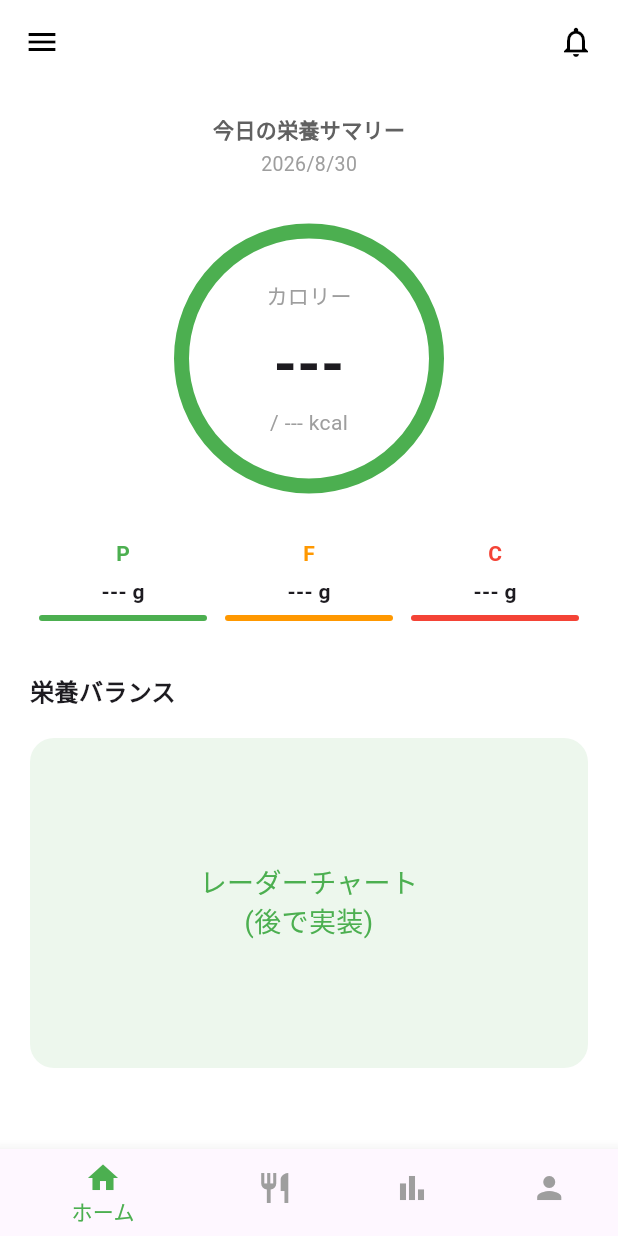
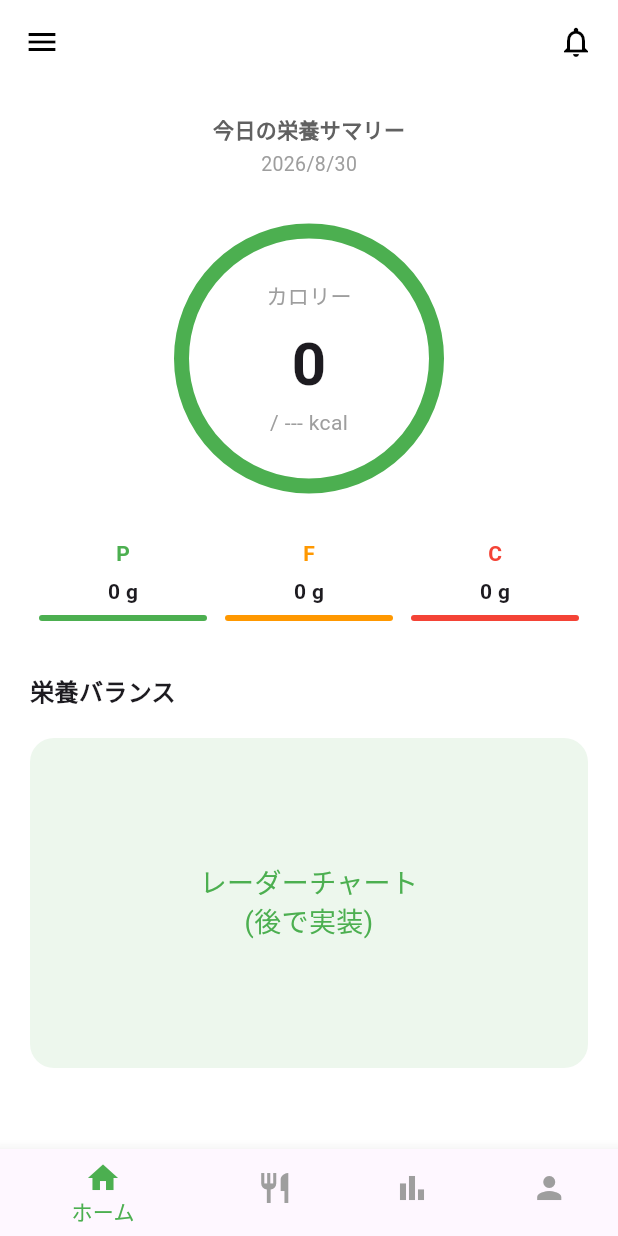
Before and after one commit to otya-0824/1600man, a Flutter app: the HomePage screen opened directly, on a phone screen of 412 x 824 dp. Run offline on Flutter 3.47's test engine with Material 3 defaults, Android fonts, the phone set to English and light mode, and no system bars; our stand-ins replace cloud_firestore, firebase_auth, firebase_core; accounts and stored records are empty; network calls fail.

Commit message:
プロフィール・食事記録のFirestore永続化とホーム画面連携を実装
- firebase_auth / cloud_firestore を追加
- プロフィールをFirestoreに保存し、起動時に読み込んで復元
- 食事記録のデータ層(Meal/DailySummary モデル、RecordService)を追加
- ホーム画面の栄養サマリーをStreamBuilderで実データ表示に
- uid確保をAuthServiceに共通化(ログイン差し替え用の土台)

Co-Authored-By: Claude Opus 4.8 <noreply@anthropic.com>
Claude-Session: https://claude.ai/code/session_011WoZAkL6PwpvYaWkaChcQi

```diff
--- a/lib/home.dart
+++ b/lib/home.dart
@@ -1,7 +1,13 @@
 import 'package:flutter/material.dart';
 
+import 'models/meal.dart';
+import 'services/record_service.dart';
+
 class HomePage extends StatelessWidget {
-  const HomePage({super.key});
+  HomePage({super.key});
+
+  // 食事記録の取得担当（その日の合計をリアルタイムに流す）
+  final RecordService _recordService = RecordService();
 
   @override
   Widget build(BuildContext context) {
@@ -52,6 +58,26 @@ class HomePage extends StatelessWidget {
 
             const SizedBox(height: 30),
 
+            // その日の合計をFirestoreからリアルタイムに受け取って表示する
+            StreamBuilder<DailySummary>(
+              stream: _recordService.watchDailySummary(today),
+              builder: (context, snapshot) {
+                final summary = snapshot.data ?? const DailySummary();
+                final hasData = snapshot.hasData;
+
+                // 数値を文字列に（データ取得前は "---" のまま）
+                String kcal =
+                    hasData ? summary.totalCalorie.round().toString() : "---";
+                String p = hasData
+                    ? "${summary.totalProtein.round()} g"
+                    : "--- g";
+                String f =
+                    hasData ? "${summary.totalFat.round()} g" : "--- g";
+                String c =
+                    hasData ? "${summary.totalCarbo.round()} g" : "--- g";
+
+                return Column(
+                  children: [
                     Container(
                       width: 180,
                       height: 180,
@@ -62,24 +88,25 @@ class HomePage extends StatelessWidget {
                           width: 10,
                         ),
                       ),
-              child: const Column(
+                      child: Column(
                         mainAxisAlignment: MainAxisAlignment.center,
                         children: [
-                  Text(
+                          const Text(
                             "カロリー",
                             style: TextStyle(
                               color: Colors.grey,
                             ),
                           ),
-                  SizedBox(height: 8),
+                          const SizedBox(height: 8),
                           Text(
-                    "---",
-                    style: TextStyle(
+                            kcal,
+                            style: const TextStyle(
                               fontSize: 40,
                               fontWeight: FontWeight.bold,
                             ),
                           ),
-                  Text(
+                          // 目標カロリー(分母)はせなの計算結果が入るまで "---"
+                          const Text(
                             "/ --- kcal",
                             style: TextStyle(
                               color: Colors.grey,
@@ -95,20 +122,24 @@ class HomePage extends StatelessWidget {
                       children: [
                         _nutritionItem(
                           title: "P",
-                  value: "--- g",
+                          value: p,
                           color: Colors.green,
                         ),
                         _nutritionItem(
                           title: "F",
-                  value: "--- g",
+                          value: f,
                           color: Colors.orange,
                         ),
                         _nutritionItem(
                           title: "C",
-                  value: "--- g",
+                          value: c,
                           color: Colors.red,
                         ),
                       ],
+                    ),
+                  ],
+                );
+              },
             ),
 
             const SizedBox(height: 35),
--- /dev/null
+++ b/lib/models/meal.dart
@@ -0,0 +1,79 @@
+// 食事1件のデータモデル
+// せなの計算結果（カロリー・P/F/C）を受け取ってFirestoreに保存する箱
+
+class Meal {
+  final String? id; // FirestoreのドキュメントID（新規保存前はnull）
+  final String name; // 食品名
+  final double calorie; // kcal
+  final double protein; // P (g)
+  final double fat; // F (g)
+  final double carbo; // C (g)
+  final DateTime time; // 食べた時刻
+
+  const Meal({
+    this.id,
+    required this.name,
+    required this.calorie,
+    required this.protein,
+    required this.fat,
+    required this.carbo,
+    required this.time,
+  });
+
+  // Firestoreに書き込む用（オブジェクト → Map）
+  Map<String, dynamic> toMap() {
+    return {
+      "name": name,
+      "calorie": calorie,
+      "protein": protein,
+      "fat": fat,
+      "carbo": carbo,
+      "time": time.toIso8601String(),
+    };
+  }
+
+  // Firestoreから読み込む用（Map → オブジェクト）
+  factory Meal.fromMap(String id, Map<String, dynamic> map) {
+    return Meal(
+      id: id,
+      name: map["name"] as String? ?? "",
+      calorie: (map["calorie"] as num?)?.toDouble() ?? 0,
+      protein: (map["protein"] as num?)?.toDouble() ?? 0,
+      fat: (map["fat"] as num?)?.toDouble() ?? 0,
+      carbo: (map["carbo"] as num?)?.toDouble() ?? 0,
+      time: DateTime.tryParse(map["time"] as String? ?? "") ?? DateTime.now(),
+    );
+  }
+}
+
+// その日の合計（ホーム画面の栄養サマリーに渡す）
+class DailySummary {
+  final double totalCalorie;
+  final double totalProtein;
+  final double totalFat;
+  final double totalCarbo;
+
+  const DailySummary({
+    this.totalCalorie = 0,
+    this.totalProtein = 0,
+    this.totalFat = 0,
+    this.totalCarbo = 0,
+  });
+
+  // 食事リストから合計を計算する
+  factory DailySummary.fromMeals(List<Meal> meals) {
+    double c = 0, p = 0, f = 0, carb = 0;
+    for (final m in meals) {
+      c += m.calorie;
+      p += m.protein;
+      f += m.fat;
+      carb += m.carbo;
+    }
+    return DailySummary(
+      totalCalorie: c,
+      totalProtein: p,
+      totalFat: f,
+      totalCarbo: carb,
+    );
+  }
+}
--- /dev/null
+++ b/lib/services/auth_service.dart
@@ -0,0 +1,22 @@
+// ユーザー特定（uid）を担当する共通サービス
+//
+// 「開き直しても残る」ためには「これは前と同じ人だ」と分かる必要がある。
+// そのためのuidをここで確保する。
+// ※ 本格的なログインはひろむ担当。ログインが入るまでの土台として匿名ログインを使う。
+//   ひろむのログインができたら、この ensureUid() の中身を差し替えれば全機能がそのまま繋がる。
+
+import 'package:firebase_auth/firebase_auth.dart';
+
+class AuthService {
+  final FirebaseAuth _auth = FirebaseAuth.instance;
+
+  // 現在のuidを返す（未ログインなら匿名ログインして確保する）
+  Future<String> ensureUid() async {
+    final current = _auth.currentUser;
+    if (current != null) {
+      return current.uid;
+    }
+    final credential = await _auth.signInAnonymously();
+    return credential.user!.uid;
+  }
+}
--- a/pubspec.yaml
+++ b/pubspec.yaml
@@ -35,6 +35,8 @@ dependencies:
   # Use with the CupertinoIcons class for iOS style icons.
   cupertino_icons: ^1.0.8
   firebase_core: ^4.14.0
+  cloud_firestore: ^6.9.0
+  firebase_auth: ^6.6.1
 
 dev_dependencies:
   flutter_test:
```
Also changed, not shown: lib/models/user_profile.dart (added, +44 -0 lines), lib/profile.dart (+63 -23 lines), lib/services/profile_service.dart (added, +40 -0 lines), lib/services/record_service.dart (added, +74 -0 lines), 4 other files. Lines whose indentation alone changed are shown as unchanged.
